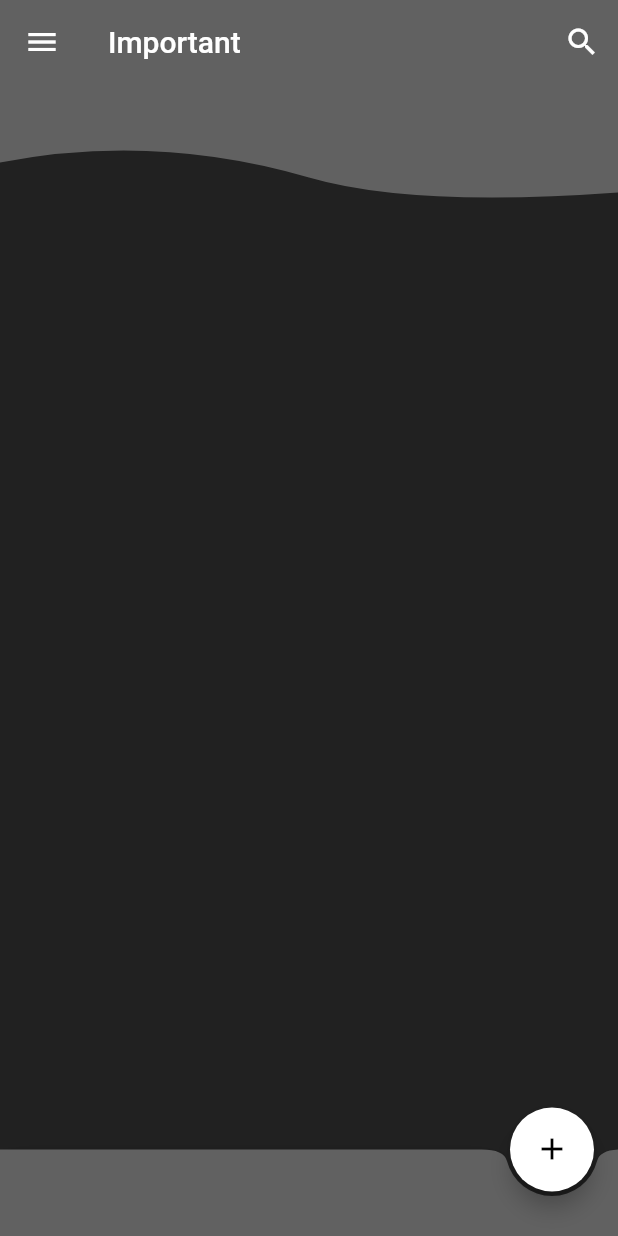
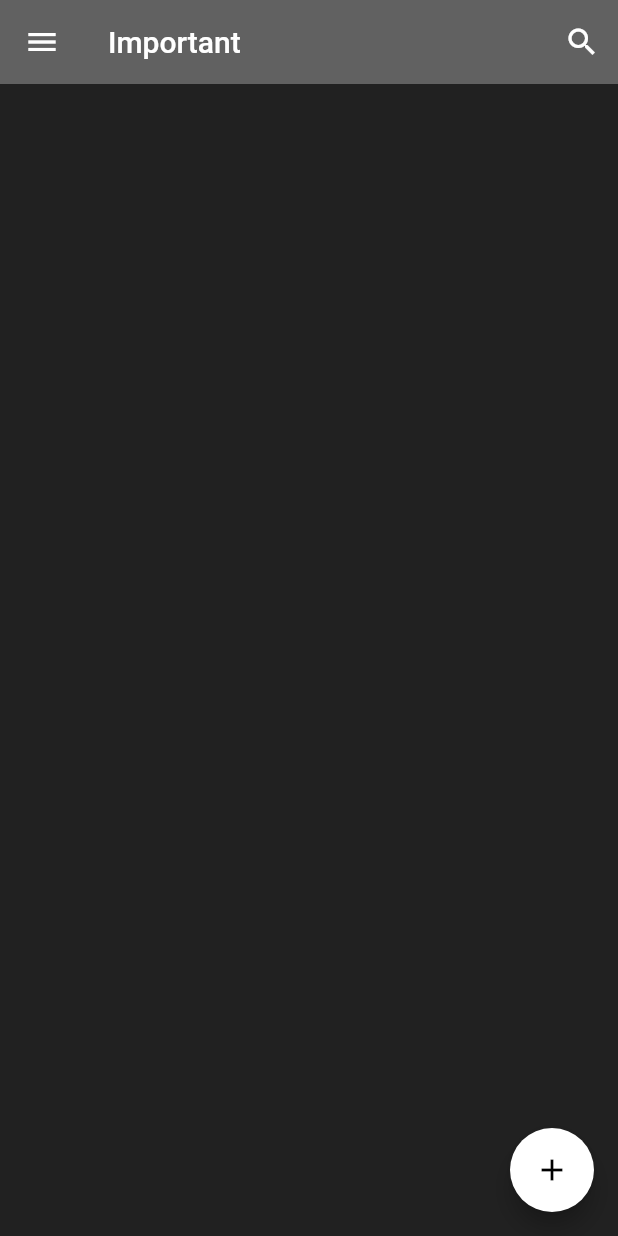
Before and after one commit to yllgashi/important, a Flutter app: the BaseScreen screen opened directly, on a phone screen of 412 x 824 dp. Run offline on Flutter 3.47's test engine with Material 2 defaults, Android fonts, the phone set to English and light mode, and no system bars.

Commit message:
change basescreen clippath

```diff
--- a/lib/shared_widgets/base_screen.dart
+++ b/lib/shared_widgets/base_screen.dart
@@ -1,5 +1,4 @@
 import 'package:flutter/material.dart';
-import 'package:flutter_custom_clippers/flutter_custom_clippers.dart';
 import 'package:important/providers/todo_provider.dart';
 import 'package:important/shared_widgets/search.dart';
 import 'package:provider/provider.dart';
@@ -21,18 +20,9 @@ class BaseScreen extends StatelessWidget {
         height: mediaQuery.size.height * 0.9,
         child: Column(
           children: [
-            ClipPath(
-              clipper: WaveClipperOne(
-                flip: true,
-              ),
-              child: Container(
-                height: mediaQuery.size.height * 0.1,
-                color: Theme.of(context).primaryColor,
-                width: mediaQuery.size.width,
-              ),
-            ),
+            Padding(padding: EdgeInsets.only(top: mediaQuery.size.height * 0.01)),
             Container(
-              height: mediaQuery.size.height * 0.75,
+              height: mediaQuery.size.height * 0.87,
               child: child,
             ),
           ],
@@ -43,16 +33,6 @@ class BaseScreen extends StatelessWidget {
           child: Icon(Icons.add),
           backgroundColor: Theme.of(context).accentColor,
           onPressed: floatingButtonFunction),
-      floatingActionButtonLocation: FloatingActionButtonLocation.endDocked,
-      bottomNavigationBar: BottomAppBar(
-        shape: CircularNotchedRectangle(),
-        notchMargin: 3,
-        color: Theme.of(context).primaryColor,
-        child: Container(
-          height: mediaQuery.size.height * 0.07,
-          width: mediaQuery.size.width,
-        ),
-      ),
     );
   }
 
```
